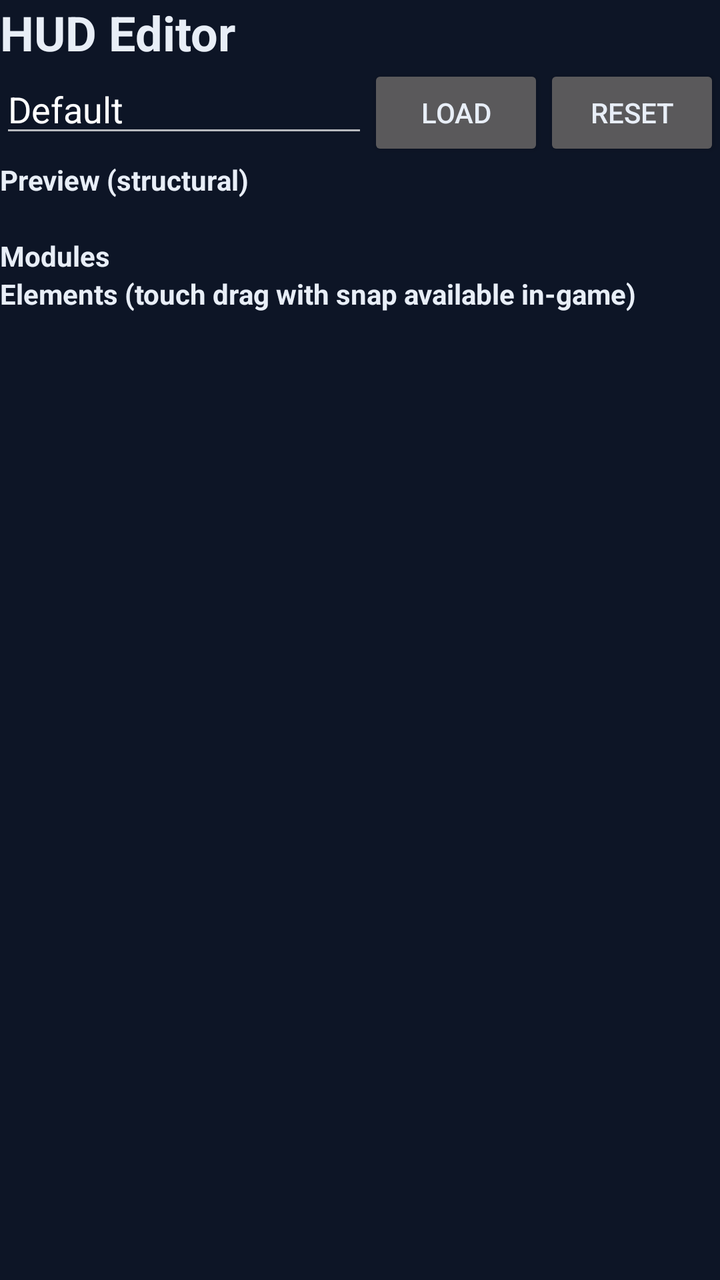
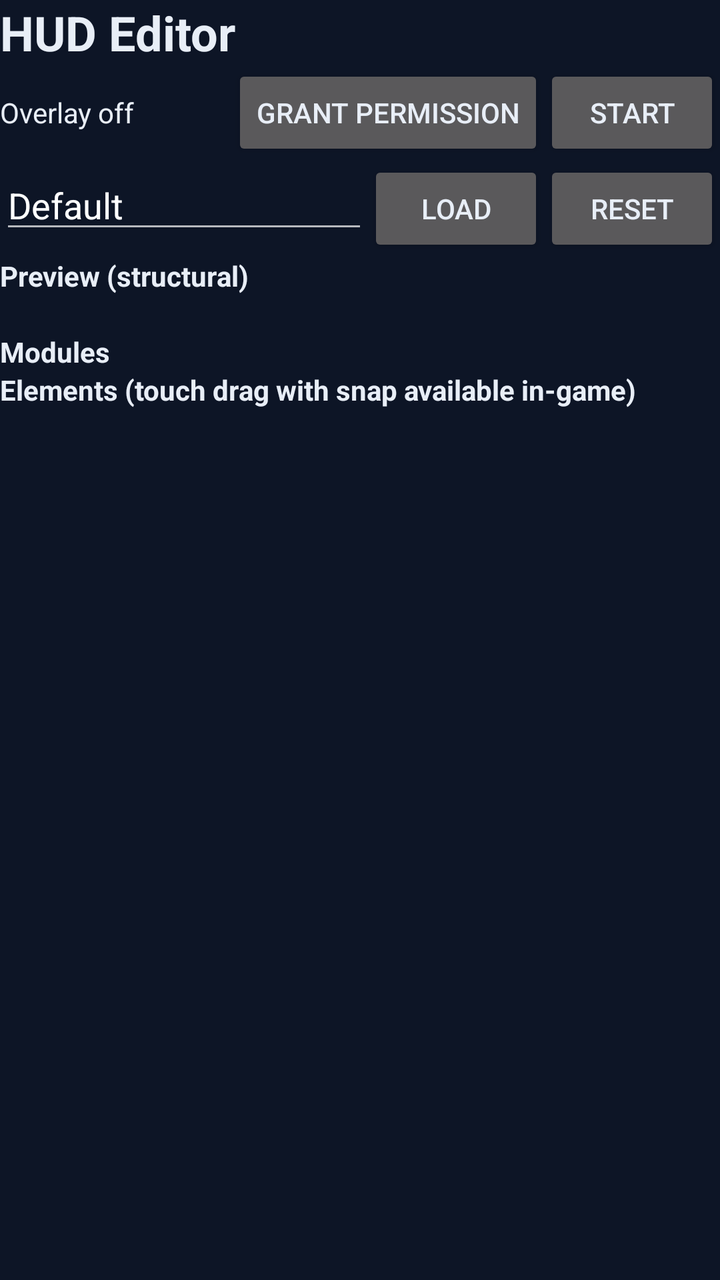

Before-and-after screenshots of an Android layout around one commit, followed by the original layout XML and the change that was made.
<!-- AndroidManifest.xml: application theme Theme.Xykell -->
<!-- res/layout/fragment_hud_editor.xml -->
<?xml version="1.0" encoding="utf-8"?>
<LinearLayout xmlns:android="http://schemas.android.com/apk/res/android"
    android:orientation="vertical"
    android:layout_width="match_parent"
    android:layout_height="match_parent">

    <TextView
        android:layout_width="wrap_content"
        android:layout_height="wrap_content"
        android:textSize="24sp"
        android:textStyle="bold"
        android:text="@string/ui_hud_editor" />

    <LinearLayout
        android:orientation="horizontal"
        android:layout_width="match_parent"
        android:layout_height="wrap_content">

        <EditText
            android:id="@+id/hud_profile"
            android:layout_width="0dp"
            android:layout_weight="1"
            android:layout_height="wrap_content"
            android:hint="@string/ui_profile_name"
            android:text="@string/ui_default" />

        <Button
        android:minHeight="48dp"
            android:id="@+id/hud_load"
            android:layout_width="wrap_content"
            android:layout_height="wrap_content"
            android:text="@string/ui_load" />

        <Button
        android:minHeight="48dp"
            android:id="@+id/hud_reset"
            android:layout_width="wrap_content"
            android:layout_height="wrap_content"
            android:text="@string/ui_reset" />
    </LinearLayout>

    <TextView
        android:id="@+id/hud_preview_title"
        android:layout_width="wrap_content"
        android:layout_height="wrap_content"
        android:textStyle="bold"
        android:text="@string/ui_preview_structural" />

    <TextView
        android:id="@+id/hud_preview"
        android:layout_width="match_parent"
        android:layout_height="wrap_content" />

    <TextView
        android:layout_width="wrap_content"
        android:layout_height="wrap_content"
        android:textStyle="bold"
        android:text="@string/ui_modules" />

    <LinearLayout
        android:id="@+id/hud_modules"
        android:orientation="vertical"
        android:layout_width="match_parent"
        android:layout_height="wrap_content" />

    <TextView
        android:layout_width="wrap_content"
        android:layout_height="wrap_content"
        android:textStyle="bold"
        android:text="@string/ui_elements_touch_drag_with_snap_available_in_game" />

    <ScrollView
        android:layout_width="match_parent"
        android:layout_height="0dp"
        android:layout_weight="1">

        <LinearLayout
            android:id="@+id/hud_elements"
            android:orientation="vertical"
            android:layout_width="match_parent"
            android:layout_height="wrap_content" />
    </ScrollView>

    <TextView
        android:id="@+id/hud_error"
        style="@style/XykellStatus" />

</LinearLayout>
<!-- resources referenced by this layout -->
<resources>
  <string name="ui_default">Default</string>
  <string name="ui_elements_touch_drag_with_snap_available_in_game">Elements (touch drag with snap available in-game)</string>
  <string name="ui_hud_editor">HUD Editor</string>
  <string name="ui_load">LOAD</string>
  <string name="ui_modules">Modules</string>
  <string name="ui_preview_structural">Preview (structural)</string>
  <string name="ui_profile_name">Profile name</string>
  <string name="ui_reset">RESET</string>
  <style name="XykellStatus" parent="android:Widget.TextView">
          <item name="android:layout_width">match_parent</item>
          <item name="android:layout_height">wrap_content</item>
          <item name="android:textSize">16sp</item>
          <item name="android:textColor">@color/xykell_text</item>
          <item name="android:layout_marginTop">8dp</item>
      </style>
  <style name="Theme.Xykell" parent="Theme.AppCompat.NoActionBar">
          <item name="android:windowBackground">@color/xykell_bg</item>
          <item name="android:textColor">@color/xykell_text</item>
          <item name="colorAccent">@color/xykell_accent</item>
      </style>
  <color name="xykell_text">#E8EEF7</color>
  <color name="xykell_bg">#0D1526</color>
  <color name="xykell_accent">#4FD8C7</color>
</resources>

<!-- the commit's change to res/layout/fragment_hud_editor.xml (unified diff, before → after) -->
@@ -10,6 +10,36 @@
         android:textSize="24sp"
         android:textStyle="bold"
         android:text="@string/ui_hud_editor" />
+
+    
+    <LinearLayout
+        android:orientation="horizontal"
+        android:layout_width="match_parent"
+        android:layout_height="wrap_content">
+
+        <TextView
+            android:id="@+id/hud_overlay_status"
+            android:layout_width="0dp"
+            android:layout_weight="1"
+            android:layout_height="wrap_content"
+            android:minHeight="48dp"
+            android:gravity="center_vertical"
+            android:text="@string/hud_overlay_stopped" />
+
+        <Button
+            android:minHeight="48dp"
+            android:id="@+id/hud_overlay_grant"
+            android:layout_width="wrap_content"
+            android:layout_height="wrap_content"
+            android:text="@string/hud_overlay_grant" />
+
+        <Button
+            android:minHeight="48dp"
+            android:id="@+id/hud_overlay_toggle"
+            android:layout_width="wrap_content"
+            android:layout_height="wrap_content"
+            android:text="@string/hud_overlay_start" />
+    </LinearLayout>
 
     <LinearLayout
         android:orientation="horizontal"
<!-- resource entries referenced after the edit -->
@@ -1,5 +1,8 @@
 <!-- resources referenced by this layout -->
 <resources>
+  <string name="hud_overlay_grant">Grant permission</string>
+  <string name="hud_overlay_start">Start</string>
+  <string name="hud_overlay_stopped">Overlay off</string>
   <string name="ui_default">Default</string>
   <string name="ui_elements_touch_drag_with_snap_available_in_game">Elements (touch drag with snap available in-game)</string>
   <string name="ui_hud_editor">HUD Editor</string>
